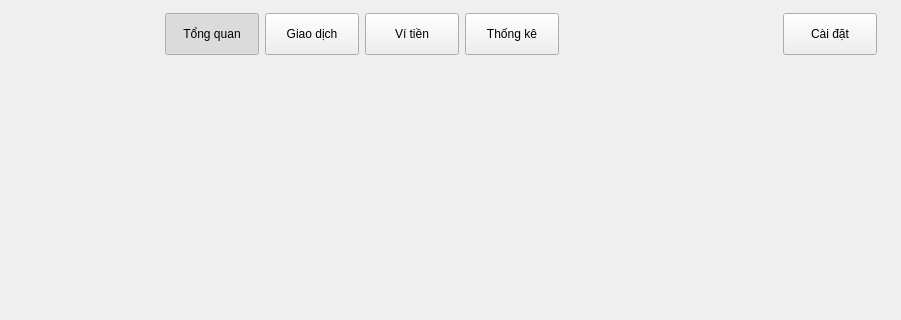
The window that src/ui/main_window.ui (ryoverling/PBL2) describes before a commit, drawn with Qt 5; both pictures show x 279 to 1180 and y 0 to 320 of the 1180 by 760 pixel window.
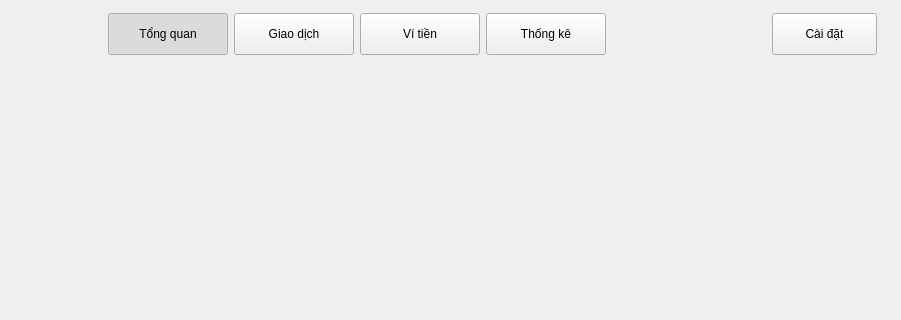
The same window after the commit.

Commit message: feat(ui): align dashboard with mockups - KPI sparklines, square calendar cells, category badges, and nav polish

```diff
--- a/src/ui/main_window.ui
+++ b/src/ui/main_window.ui
@@ -29,7 +29,7 @@
         <layout class="QHBoxLayout" name="navLayout">
          <property name="spacing"><number>6</number></property>
          <item><widget class="QPushButton" name="btnNavDashboard">
-          <property name="minimumSize"><size><width>94</width><height>42</height></size></property>
+          <property name="minimumSize"><size><width>120</width><height>42</height></size></property>
           <property name="text"><string>Tổng quan</string></property>
           <property name="checkable"><bool>true</bool></property>
           <property name="checked"><bool>true</bool></property>
@@ -37,7 +37,7 @@
           <attribute name="buttonGroup"><string notr="true">navButtonGroup</string></attribute>
          </widget></item>
          <item><widget class="QPushButton" name="btnNavTransactions">
-          <property name="minimumSize"><size><width>94</width><height>42</height></size></property>
+          <property name="minimumSize"><size><width>120</width><height>42</height></size></property>
           <property name="text"><string>Giao dịch</string></property>
           <property name="checkable"><bool>true</bool></property>
           <property name="checked"><bool>false</bool></property>
@@ -45,7 +45,7 @@
           <attribute name="buttonGroup"><string notr="true">navButtonGroup</string></attribute>
          </widget></item>
          <item><widget class="QPushButton" name="btnNavWallets">
-          <property name="minimumSize"><size><width>94</width><height>42</height></size></property>
+          <property name="minimumSize"><size><width>120</width><height>42</height></size></property>
           <property name="text"><string>Ví tiền</string></property>
           <property name="checkable"><bool>true</bool></property>
           <property name="checked"><bool>false</bool></property>
@@ -53,7 +53,7 @@
           <attribute name="buttonGroup"><string notr="true">navButtonGroup</string></attribute>
          </widget></item>
          <item><widget class="QPushButton" name="btnNavStats">
-          <property name="minimumSize"><size><width>94</width><height>42</height></size></property>
+          <property name="minimumSize"><size><width>120</width><height>42</height></size></property>
           <property name="text"><string>Thống kê</string></property>
           <property name="checkable"><bool>true</bool></property>
           <property name="checked"><bool>false</bool></property>
@@ -63,7 +63,7 @@
         </layout>
        </item>
        <item><spacer name="headerRightSpacer"><property name="orientation"><enum>Qt::Horizontal</enum></property><property name="sizeHint" stdset="0"><size><width>20</width><height>20</height></size></property></spacer></item>
-       <item><widget class="QPushButton" name="btnNavSettings"><property name="minimumSize"><size><width>94</width><height>42</height></size></property><property name="text"><string>Cài đặt</string></property><property name="checkable"><bool>true</bool></property><property name="role" stdset="0"><string notr="true">nav</string></property><attribute name="buttonGroup"><string notr="true">navButtonGroup</string></attribute></widget></item>
+       <item><widget class="QPushButton" name="btnNavSettings"><property name="minimumSize"><size><width>105</width><height>42</height></size></property><property name="text"><string>Cài đặt</string></property><property name="checkable"><bool>true</bool></property><property name="role" stdset="0"><string notr="true">nav</string></property><attribute name="buttonGroup"><string notr="true">navButtonGroup</string></attribute></widget></item>
       </layout>
      </widget>
     </item>
```
The commit also changes 7 other files.
